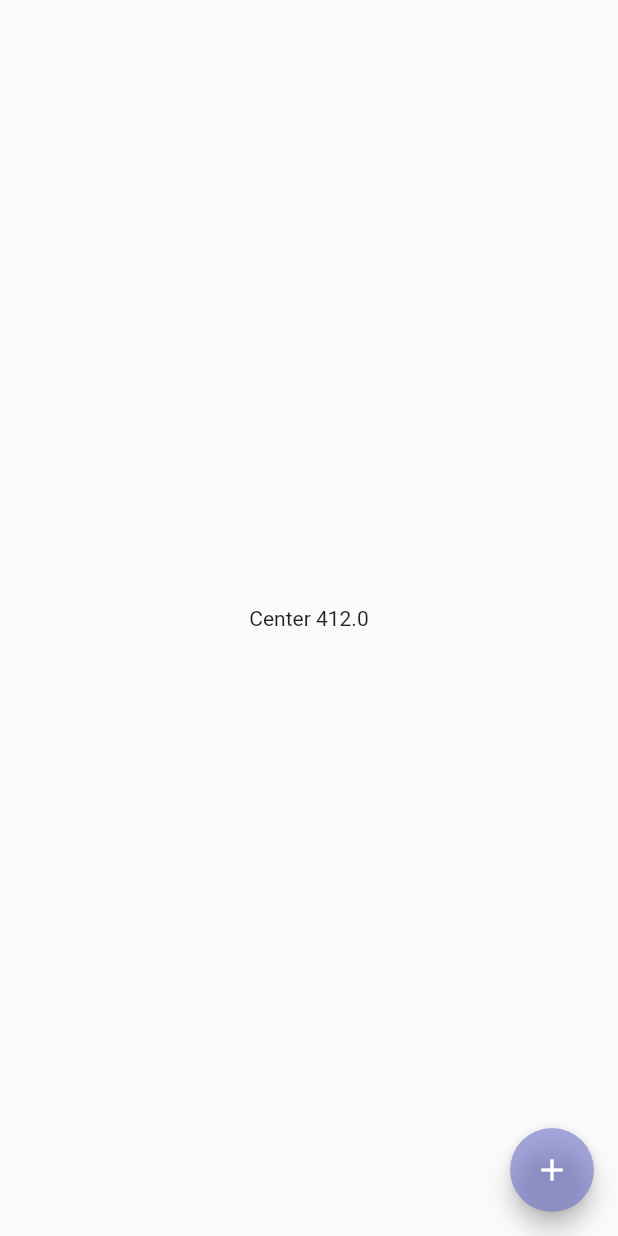
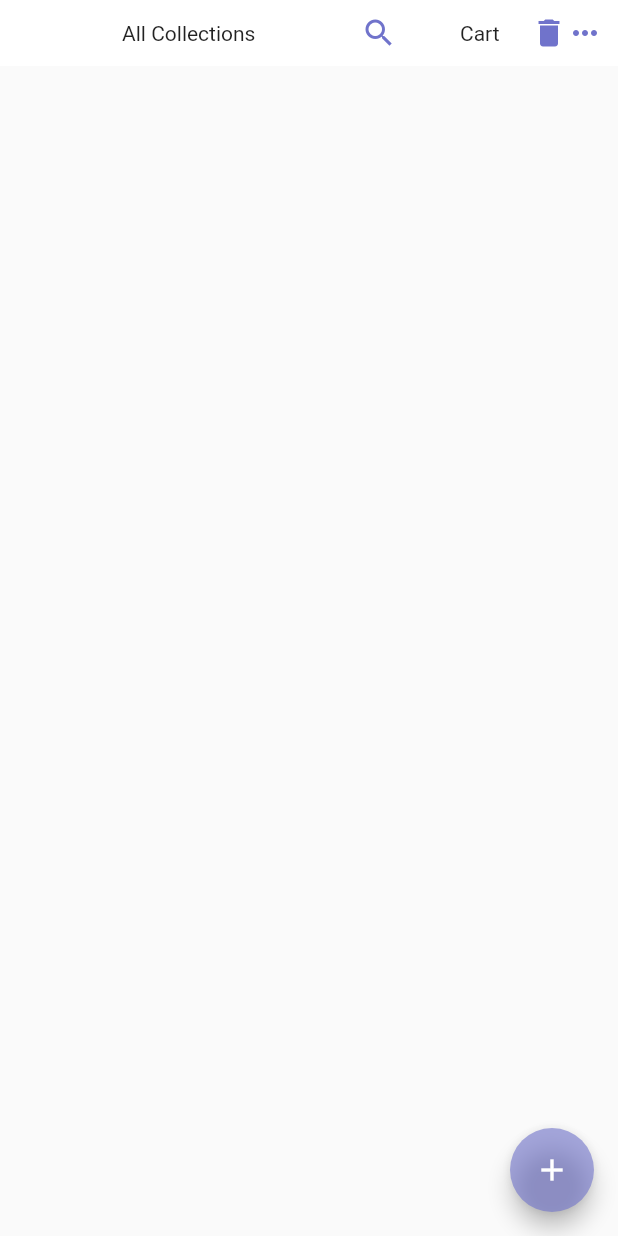
Before and after one commit to thiagobrunoms/Stock-Buy-App, a Flutter app: the screen it shows after launch, on a phone screen of 412 x 824 dp. Run offline on Flutter 3.47's test engine with Material 2 defaults, Android fonts, the phone set to English and light mode, and no system bars.

Commit message:
Create screen app bar

```diff
--- a/lib/presentation/stock_buy_checkout.dart
+++ b/lib/presentation/stock_buy_checkout.dart
@@ -1,6 +1,7 @@
 import 'package:flutter/material.dart';
 import 'package:flutter/rendering.dart';
 import 'package:flutter/services.dart';
+import 'package:stock_and_buy_app/presentation/widgets/default_container.dart';
 
 class StockBuyCheckout extends StatefulWidget {
   const StockBuyCheckout({super.key});
@@ -14,20 +15,62 @@ class _StockBuyCheckoutState extends State<StockBuyCheckout> {
   Widget build(BuildContext context) {
     return OrientationBuilder(
       builder: (context, orientation) {
-        print('Rebuilding... ${orientation.index}');
-        print('Rebuilding... ${orientation.name}');
 
         return Scaffold(
-          body: LayoutBuilder(
-            builder: (context, constraints) {
-              return Center(
-                child: Text('Center ${constraints.maxWidth}'),
-              );
-            }
+          body: SafeArea(
+            child: Row(
+              children: [
+                Flexible(
+                  flex: 2,
+                  child: _buildCollections()),
+                Flexible(
+                  flex: 1,
+                  child: _buildCart()),
+              ],
+            ),
           ),
           floatingActionButton: FloatingActionButton(onPressed: (){}, child: Icon(Icons.add),),
         );
       }
     );
   }
+
+  Widget _buildCollections() {
+    return Column(
+      children: [
+        DefaultContainer(
+          child: Row(
+            mainAxisAlignment: MainAxisAlignment.spaceBetween,
+            children: [
+              const SizedBox(width: 1,),
+              const Text('All Collections'),
+              Icon(Icons.search, color: Theme.of(context).primaryColor)
+            ],
+          ),
+        )
+      ],
+    );
+  }
+
+  Widget _buildCart() {
+    return Column(
+      children: [
+        DefaultContainer(
+          child: Row(
+            mainAxisAlignment: MainAxisAlignment.spaceBetween,
+            children: [
+              const SizedBox(width: 1,),
+              const Text('Cart'),
+              Row(
+                children: [
+                  Icon(Icons.delete, color: Theme.of(context).primaryColor),
+                  Icon(Icons.more_horiz, color: Theme.of(context).primaryColor)
+                ],
+              ),
+            ],
+          ),
+        )
+      ],
+    );
+  }
 }
--- /dev/null
+++ b/lib/presentation/widgets/default_container.dart
@@ -0,0 +1,16 @@
+import 'package:flutter/material.dart';
+
+class DefaultContainer extends StatelessWidget {
+  final Widget child;
+  const DefaultContainer({super.key, required this.child});
+
+
+  @override
+  Widget build(BuildContext context) {
+    return Container(
+      padding: const EdgeInsets.all(10),
+      color: Colors.white,
+      child: child,
+    );
+  }
+}
```
